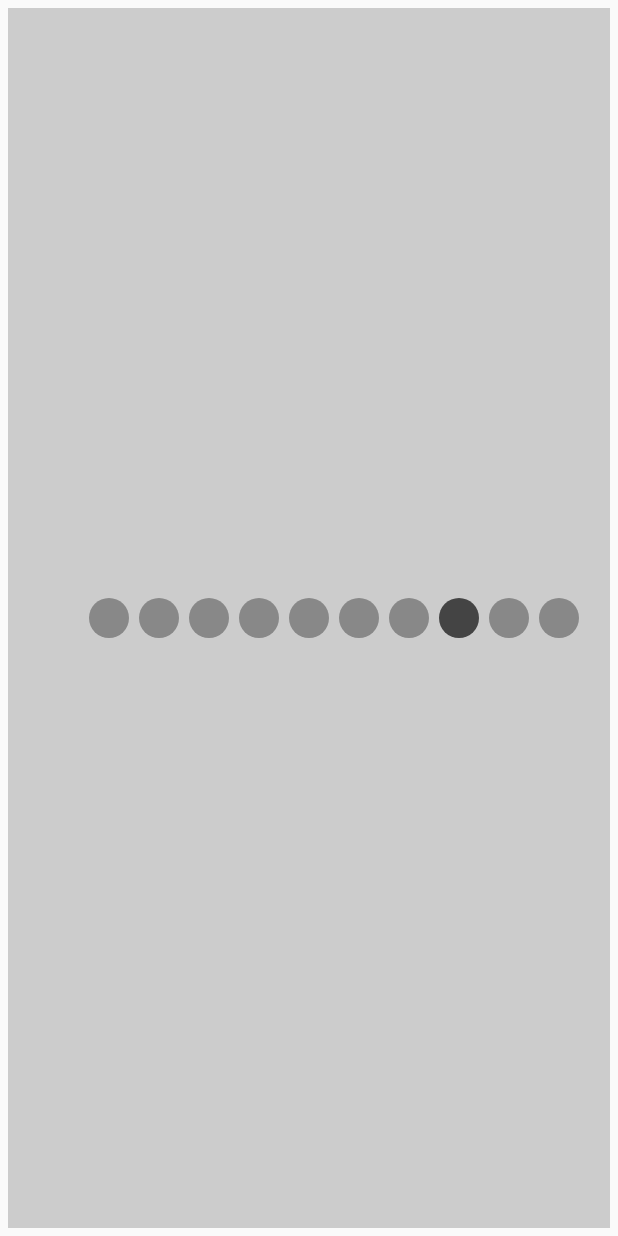
After one commit to Khavronsky/TestCustomView, an Android app: the layout sample_my_view.xml on its own in the app's theme, with its tools: preview values and no code run, on a phone screen of 412 x 824 dp. The commit adds this screen. Run offline under Robolectric (Android 15) with nearby library versions, the phone set to English and light mode, and no system bars.

Commit message:
add myCustomView

```diff
--- /dev/null
+++ b/app/src/main/java/com/khavronsky/testcustomview/MyView.java
@@ -0,0 +1,110 @@
+package com.khavronsky.testcustomview;
+
+import android.content.Context;
+import android.graphics.Canvas;
+import android.graphics.Color;
+import android.graphics.Paint;
+import android.util.AttributeSet;
+import android.view.View;
+
+public class MyView extends View {
+
+
+    final int MIN_WIDTH = 400; //1055
+    final int MIN_HEIGHT = 100;
+    final int DEFAULT_COLOR = Color.GRAY;
+    final int FOCUSED_COLOR = Color.DKGRAY;
+    final int DEFAULT_RADIUS = 20;
+    final int STROKE_WIDTH = 5;
+
+    private int myWidth;
+    private int myHeight;
+    private int radius;
+    private int margin;
+
+    private int defaultColor;
+    private int focusedColor;
+    private int focusedCircle;
+
+    private Paint paint;
+
+    private int countCircles;
+    public MyView(Context context) {
+        super(context);
+        init();
+    }
+
+    public MyView(Context context, AttributeSet attrs) {
+        super(context, attrs);
+        init();
+    }
+
+    public MyView(Context context, AttributeSet attrs, int defStyle) {
+        super(context, attrs, defStyle);
+        init();
+    }
+
+    private void init() {
+        setMinimumWidth(MIN_WIDTH);
+        setMinimumHeight(MIN_HEIGHT);
+        defaultColor = DEFAULT_COLOR;
+        focusedColor = FOCUSED_COLOR;
+        radius = DEFAULT_RADIUS;
+
+        margin = 50;
+        countCircles = 10;
+        focusedCircle = 7;
+
+        paint = new Paint();
+    }
+
+    @Override
+    protected void onLayout(boolean changed, int left, int top, int right, int bottom) {
+        super.onLayout(changed, left, top, right, bottom);
+        myWidth = getWidth();
+        myHeight = getHeight();
+    }
+
+    public void setDefaultColor(int defaultColor) {
+        this.defaultColor = defaultColor;
+    }
+
+    public void setFocusedColor(int focusedColor) {
+        this.focusedColor = focusedColor;
+    }
+
+    public void setRadius(int radius) {
+        this.radius = radius;
+    }
+
+    public void setMargin(int margin) {
+        this.margin = margin;
+
+    }
+
+    public void setFocusedCircle(int focusedCircle) {
+        this.focusedCircle = focusedCircle;
+    }
+
+    public void setCountCircles(int countCircles) {
+        this.countCircles = countCircles;
+
+    }
+
+    @Override
+    protected void onDraw(Canvas canvas) {
+        super.onDraw(canvas);
+        canvas.drawColor(Color.LTGRAY);
+        paint.setStrokeWidth(STROKE_WIDTH);
+
+        int firstCircleCoordinate = myWidth / 2 - ((countCircles - 1) / 2) * margin;
+
+        for (int i = 0; i < countCircles; i++) {
+            paint.setColor(DEFAULT_COLOR);
+            if (i == focusedCircle) {
+                paint.setColor(FOCUSED_COLOR);
+            }
+            canvas.drawCircle(firstCircleCoordinate + i * margin, myHeight / 2, radius, paint);
+        }
+    }
+}
--- /dev/null
+++ b/app/src/main/res/layout/sample_my_view.xml
@@ -0,0 +1,12 @@
+<FrameLayout xmlns:android="http://schemas.android.com/apk/res/android"
+    xmlns:app="http://schemas.android.com/apk/res-auto"
+    android:layout_width="match_parent"
+    android:layout_height="match_parent">
+
+    <com.khavronsky.testcustomview.MyView
+        android:id="@+id/myCV1"
+        android:layout_width="wrap_content"
+        android:layout_height="wrap_content"
+        android:layout_margin="5dp" />
+
+</FrameLayout>
--- /dev/null
+++ b/app/src/main/res/values/attrs_my_view.xml
@@ -0,0 +1,6 @@
+<resources>
+    <declare-styleable name="MyView">
+        <attr name="exampleString" format="string" />
+        <attr name="exampleDimension" format="dimension" />
+    </declare-styleable>
+</resources>
```
Also changed, not shown: app/src/main/java/com/khavronsky/testcustomview/MainActivity.java (+9 -0 lines), app/src/main/res/layout/activity_main.xml (+6 -4 lines).
